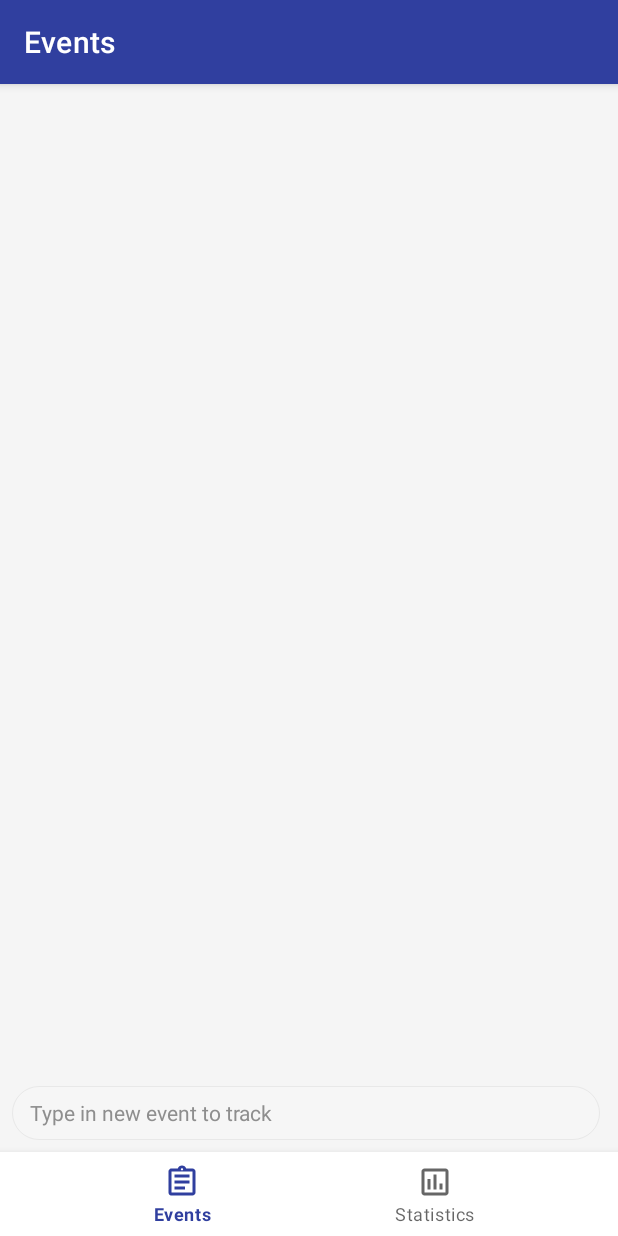
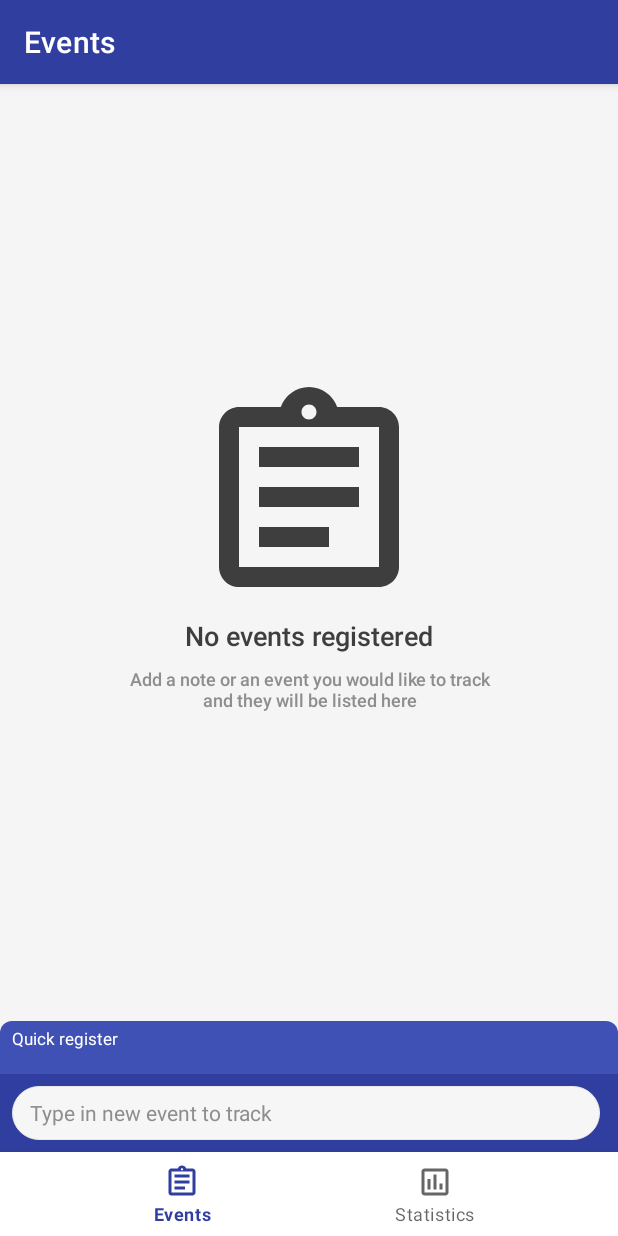
Before and after one commit to FrederikBuur/my-health-tracker-android, an Android app: the screen it shows after launch (MainActivity), on a phone screen of 412 x 824 dp. Run offline under Robolectric (Android 15) with nearby library versions, the phone set to English and light mode, and no system bars; our stand-ins replace Room's generated code, navigation-ui.

Commit message:
Added quick registration bar. missing quick register on click impl.

```diff
--- a/app/src/main/java/com/fbuur/myhealthtracker/data/RegistrationDAO.kt
+++ b/app/src/main/java/com/fbuur/myhealthtracker/data/RegistrationDAO.kt
@@ -20,6 +20,9 @@ interface RegistrationDAO {
     @Query("SELECT * FROM registration ORDER BY date DESC")
     fun readAllRegistrationsLD(): LiveData<List<Registration>>
 
+    @Query("SELECT * FROM template ORDER BY lastUsed DESC LIMIT 8")
+    fun readAllTemplatesLD(): LiveData<List<Template>>
+
     @Query("SELECT * FROM registration ORDER BY date DESC")
     suspend fun readAllRegistrations(): List<Registration>
 
--- a/app/src/main/java/com/fbuur/myhealthtracker/data/RegistrationRepository.kt
+++ b/app/src/main/java/com/fbuur/myhealthtracker/data/RegistrationRepository.kt
@@ -9,6 +9,9 @@ class RegistrationRepository(private val registrationDAO: RegistrationDAO) {
     // live data
     val readAllRegistrationsLD: LiveData<List<Registration>> =
         registrationDAO.readAllRegistrationsLD()
+
+    val readAllTemplatesLD: LiveData<List<Template>> =
+        registrationDAO.readAllTemplatesLD()
 
     // suspend read
     suspend fun readAllRegistrations() =
--- a/app/src/main/java/com/fbuur/myhealthtracker/data/RegistrationViewModel.kt
+++ b/app/src/main/java/com/fbuur/myhealthtracker/data/RegistrationViewModel.kt
@@ -15,7 +15,7 @@ class RegistrationViewModel(application: Application) : AndroidViewModel(applica
     private val repository: RegistrationRepository
 
     val readAllEventItemEntries: LiveData<List<EventItemEntry>>
-//    val readAllQuickRegisterEntries: LiveData<QuickRegisterEntry>
+    val readAllQuickRegisterEntries: LiveData<List<QuickRegisterEntry>>
 
     init {
         val registrationDao = TrackingDatabase.getTrackingDatabase(application).registrationDao()
@@ -28,6 +28,10 @@ class RegistrationViewModel(application: Application) : AndroidViewModel(applica
                 val templates = repository.readAllTemplates()
                 emit(mapToEventItemEntities(registrations, templates))
             }
+        }
+
+        readAllQuickRegisterEntries = repository.readAllTemplatesLD.map { templates ->
+            mapToQuickRegisterEntries(templates)
         }
 
     }
@@ -51,6 +55,19 @@ class RegistrationViewModel(application: Application) : AndroidViewModel(applica
         }
     }
 
+    private fun mapToQuickRegisterEntries(
+        templates: List<Template>
+    ): List<QuickRegisterEntry> {
+        return templates.map { t ->
+            QuickRegisterEntry(
+                id = t.id,
+                name = t.name,
+                color = t.color,
+                templateTypes = emptyList() // todo
+            )
+        }
+    }
+
     fun addRegistration(registration: Registration) {
         viewModelScope.launch(Dispatchers.IO) {
             repository.addRegistration(registration)
--- a/app/src/main/java/com/fbuur/myhealthtracker/pages/events/EventsListAdapter.kt
+++ b/app/src/main/java/com/fbuur/myhealthtracker/pages/events/EventsAdapter.kt
@@ -10,8 +10,7 @@ import com.fbuur.myhealthtracker.util.DiffUtilEventItems
 import com.fbuur.myhealthtracker.util.getInitials
 import com.fbuur.myhealthtracker.util.toDateString
 
-class EventsListAdapter(
-) : RecyclerView.Adapter<EventViewHolder>() {
+class EventsListAdapter: RecyclerView.Adapter<EventViewHolder>() {
 
     private var eventsList = emptyList<EventItemEntry>()
 
@@ -22,8 +21,8 @@ class EventsListAdapter(
     }
 
     override fun onBindViewHolder(holder: EventViewHolder, position: Int) {
-        val registration = eventsList[position]
-        holder.bind(registration)
+        val event = eventsList[position]
+        holder.bind(event)
     }
 
     override fun getItemCount() = eventsList.size
--- a/app/src/main/java/com/fbuur/myhealthtracker/pages/events/EventsFragment.kt
+++ b/app/src/main/java/com/fbuur/myhealthtracker/pages/events/EventsFragment.kt
@@ -1,23 +1,19 @@
 package com.fbuur.myhealthtracker.pages.events
 
-import android.content.Context.INPUT_METHOD_SERVICE
 import android.os.Bundle
 import android.view.LayoutInflater
 import android.view.View
 import android.view.ViewGroup
-import android.view.inputmethod.InputMethodManager
-import androidx.core.content.ContextCompat.getSystemService
 import androidx.core.widget.addTextChangedListener
 import androidx.fragment.app.Fragment
 import androidx.lifecycle.ViewModelProvider
-import androidx.lifecycle.map
-import androidx.lifecycle.switchMap
 import com.fbuur.myhealthtracker.R
 import com.fbuur.myhealthtracker.data.RegistrationViewModel
-import com.fbuur.myhealthtracker.data.model.Parameter
 import com.fbuur.myhealthtracker.data.model.Registration
 import com.fbuur.myhealthtracker.data.model.Template
 import com.fbuur.myhealthtracker.databinding.FragmentEventsBinding
+import com.fbuur.myhealthtracker.pages.events.quickregister.QuickRegisterAdapter
+import com.fbuur.myhealthtracker.pages.events.quickregister.QuickRegisterEntry
 import com.fbuur.myhealthtracker.util.hideKeyboard
 import java.util.*
 
@@ -30,6 +26,7 @@ class EventsFragment : Fragment(R.layout.fragment_events) {
     private val binding get() = _binding!!
 
     private var eventItemEntries = emptyList<EventItemEntry>()
+    private var quickRegisterEntries = emptyList<QuickRegisterEntry>()
 
     override fun onCreateView(
         inflater: LayoutInflater,
@@ -46,26 +43,40 @@ class EventsFragment : Fragment(R.layout.fragment_events) {
         //setup listeners
         setupInputListener()
 
-        val adapter = EventsListAdapter()
+        val eventsAdapter = EventsListAdapter()
+        val quickRegisterAdapter = QuickRegisterAdapter()
 
         // setup view models
         registrationViewModel = ViewModelProvider(this).get(RegistrationViewModel::class.java)
-        registrationViewModel.readAllEventItemEntries.observe(viewLifecycleOwner, { eventItemEntries ->
-            eventItemEntries?.let {
-                this.eventItemEntries = it
-                adapter.setData(this.eventItemEntries)
+        registrationViewModel.readAllEventItemEntries.observe(
+            viewLifecycleOwner,
+            { eventItemEntries ->
+                this.eventItemEntries = eventItemEntries
+                eventsAdapter.setData(this.eventItemEntries)
                 binding.eventsRecyclerView.scrollToPosition(0)
-            }
 
-            // if 0 set empty list og hav default med loading
+                if (this.eventItemEntries.isEmpty()) {
+                    binding.emptyListContainer.root.visibility = View.VISIBLE
+                } else {
+                    binding.emptyListContainer.root.visibility = View.GONE
+                }
 
-        })
+            })
+
+        registrationViewModel.readAllQuickRegisterEntries.observe(
+            viewLifecycleOwner,
+            { quickRegisterEntries ->
+                this.quickRegisterEntries = quickRegisterEntries
+                quickRegisterAdapter.setData(this.quickRegisterEntries)
+                binding.quickRegister.quickRegisterRecyclerView.scrollToPosition(0)
+            })
 
         // setup view
         binding.createEventView.createEventBtn.setOnClickListener { v ->
             onCreateNewEventClicked()
         }
-        binding.eventsRecyclerView.adapter = adapter
+        binding.eventsRecyclerView.adapter = eventsAdapter
+        binding.quickRegister.quickRegisterRecyclerView.adapter = quickRegisterAdapter
     }
 
     private fun onCreateNewEventClicked() {
@@ -76,7 +87,7 @@ class EventsFragment : Fragment(R.layout.fragment_events) {
             id = 0,
             name = name,
             lastUsed = Date(),
-            color = "#EE5959" // todo get random color from int array in resources
+            color = genColorForTemplate() // todo get random color from int array in resources
         )
         registrationViewModel.addTemplate(template) { temId ->
             val registration = Registration(
@@ -88,6 +99,16 @@ class EventsFragment : Fragment(R.layout.fragment_events) {
         }
         binding.createEventView.inputCreateEvent.text?.clear()
         hideKeyboard()
+    }
+
+    private fun onCreateQuickEventClicked(temId: Long) {
+        registrationViewModel.addRegistration(
+            Registration(
+                id = 0,
+                temId = temId,
+                date = Date()
+                )
+        )
     }
 
     private fun setupInputListener() {
@@ -103,6 +124,12 @@ class EventsFragment : Fragment(R.layout.fragment_events) {
         }
     }
 
+    private fun genColorForTemplate(): String {
+        val colors = resources.getStringArray(R.array.eventColors)
+        val color = colors.toList().shuffled().first()
+        return color
+    }
+
     override fun onResume() {
         super.onResume()
         hideKeyboard()
--- /dev/null
+++ b/app/src/main/java/com/fbuur/myhealthtracker/pages/events/quickregister/DiffUtilQuickRegisterItems.kt
@@ -0,0 +1,27 @@
+package com.fbuur.myhealthtracker.pages.events.quickregister
+
+import androidx.recyclerview.widget.DiffUtil
+
+class DiffUtilQuickRegisterItems(
+    private val oldList: List<QuickRegisterEntry>,
+    private val newList: List<QuickRegisterEntry>
+) : DiffUtil.Callback() {
+    override fun getOldListSize(): Int {
+        return oldList.size
+    }
+
+    override fun getNewListSize(): Int {
+        return newList.size
+    }
+
+    override fun areItemsTheSame(oldItemPosition: Int, newItemPosition: Int): Boolean {
+        return oldList[oldItemPosition].id == newList[newItemPosition].id
+    }
+
+    override fun areContentsTheSame(oldItemPosition: Int, newItemPosition: Int): Boolean {
+        return oldList[oldItemPosition].name == newList[newItemPosition].name &&
+                oldList[oldItemPosition].color == newList[newItemPosition].color &&
+                oldList[oldItemPosition].templateTypes == newList[newItemPosition].templateTypes
+    }
+
+}
--- /dev/null
+++ b/app/src/main/java/com/fbuur/myhealthtracker/pages/events/quickregister/QuickRegisterAdapter.kt
@@ -0,0 +1,46 @@
+package com.fbuur.myhealthtracker.pages.events.quickregister
+
+import android.graphics.Color
+import android.view.LayoutInflater
+import android.view.ViewGroup
+import androidx.recyclerview.widget.DiffUtil
+import androidx.recyclerview.widget.RecyclerView
+import com.fbuur.myhealthtracker.databinding.ItemQuickRegisterBinding
+
+class QuickRegisterAdapter : RecyclerView.Adapter<QuickRegisterViewHolder>() {
+
+    private var quickRegistersList = emptyList<QuickRegisterEntry>()
+
+    override fun onCreateViewHolder(parent: ViewGroup, viewType: Int): QuickRegisterViewHolder {
+        return QuickRegisterViewHolder(
+            ItemQuickRegisterBinding.inflate(LayoutInflater.from(parent.context), parent, false)
+        )
+    }
+
+    override fun onBindViewHolder(holder: QuickRegisterViewHolder, position: Int) {
+        val quickRegister = quickRegistersList[position]
+        holder.bind(quickRegister)
+    }
+
+    override fun getItemCount() = quickRegistersList.size
+
+    fun setData(newQuickRegisters: List<QuickRegisterEntry>) {
+        val diffUtil = DiffUtilQuickRegisterItems(this.quickRegistersList, newQuickRegisters)
+        val diffResults = DiffUtil.calculateDiff(diffUtil)
+        diffResults.dispatchUpdatesTo(this)
+        quickRegistersList = newQuickRegisters
+    }
+}
+
+class QuickRegisterViewHolder(
+    private val itemBinding: ItemQuickRegisterBinding
+) : RecyclerView.ViewHolder(itemBinding.root) {
+
+    fun bind(quickRegisterEntry: QuickRegisterEntry) {
+        itemBinding.apply {
+            name.text = quickRegisterEntry.name
+            container.setCardBackgroundColor(Color.parseColor(quickRegisterEntry.color))
+        }
+    }
+
+}
--- a/app/src/main/java/com/fbuur/myhealthtracker/pages/events/quickregister/QuickRegisterEntry.kt
+++ b/app/src/main/java/com/fbuur/myhealthtracker/pages/events/quickregister/QuickRegisterEntry.kt
@@ -5,5 +5,6 @@ import com.fbuur.myhealthtracker.data.model.TemplateType
 data class QuickRegisterEntry(
     val id: Long,
     val name: String,
+    val color: String,
     val templateTypes: List<TemplateType>
 )
--- /dev/null
+++ b/app/src/main/res/drawable/background_quick_register_header.xml
@@ -0,0 +1,11 @@
+<?xml version="1.0" encoding="utf-8"?>
+<shape xmlns:android="http://schemas.android.com/apk/res/android"
+    android:shape="rectangle">
+
+    <solid android:color="@color/blue_300"/>
+
+    <corners
+        android:topLeftRadius="8dp"
+        android:topRightRadius="8dp"/>
+
+</shape>
--- a/app/src/main/res/layout/fragment_events.xml
+++ b/app/src/main/res/layout/fragment_events.xml
@@ -13,18 +13,38 @@
         android:layout_height="0dp"
         android:layoutAnimation="@anim/event_item_animation"
         app:layoutManager="androidx.recyclerview.widget.LinearLayoutManager"
+        app:layout_constraintTop_toTopOf="parent"
+        app:layout_constraintBottom_toTopOf="@id/quickRegister"
+        app:layout_constraintEnd_toEndOf="parent"
+        app:layout_constraintStart_toStartOf="parent"/>
+
+    <include
+        android:id="@+id/emptyListContainer"
+        layout="@layout/view_empty_events"
+        android:layout_width="wrap_content"
+        android:layout_height="wrap_content"
+        app:layout_constraintBottom_toBottomOf="parent"
+        app:layout_constraintEnd_toEndOf="parent"
         app:layout_constraintStart_toStartOf="parent"
+        app:layout_constraintTop_toTopOf="parent"
+        app:layout_constraintVertical_bias=".4" />
+
+    <include
+        android:id="@+id/quickRegister"
+        layout="@layout/view_quick_register"
+        android:layout_width="match_parent"
+        android:layout_height="wrap_content"
+        app:layout_constraintBottom_toTopOf="@id/createEventView"
         app:layout_constraintEnd_toEndOf="parent"
-        app:layout_constraintTop_toTopOf="parent"
-        app:layout_constraintBottom_toBottomOf="parent"/>
+        app:layout_constraintStart_toStartOf="parent" />
 
     <include
         android:id="@+id/createEventView"
         layout="@layout/view_create_event"
+        android:layout_width="match_parent"
         android:layout_height="wrap_content"
-        android:layout_width="match_parent"
-        app:layout_constraintStart_toStartOf="parent"
+        app:layout_constraintBottom_toBottomOf="parent"
         app:layout_constraintEnd_toEndOf="parent"
-        app:layout_constraintBottom_toBottomOf="parent"/>
+        app:layout_constraintStart_toStartOf="parent" />
 
 </androidx.constraintlayout.widget.ConstraintLayout>
--- /dev/null
+++ b/app/src/main/res/layout/item_quick_register.xml
@@ -0,0 +1,32 @@
+<?xml version="1.0" encoding="utf-8"?>
+<FrameLayout xmlns:android="http://schemas.android.com/apk/res/android"
+    xmlns:app="http://schemas.android.com/apk/res-auto"
+    xmlns:tools="http://schemas.android.com/tools"
+    android:layout_width="wrap_content"
+    android:layout_height="wrap_content"
+    android:paddingHorizontal="4dp">
+
+    <androidx.cardview.widget.CardView
+        android:id="@+id/container"
+        android:layout_width="wrap_content"
+        android:layout_height="30dp"
+        app:cardCornerRadius="15dp"
+        app:cardElevation="0dp"
+        tools:cardBackgroundColor="#EE5959">
+
+        <TextView
+            android:id="@+id/name"
+            android:layout_width="wrap_content"
+            android:layout_height="wrap_content"
+            android:layout_gravity="center"
+            android:layout_marginHorizontal="16dp"
+            android:fontFamily="sans-serif-medium"
+            android:minWidth="24dp"
+            android:textAlignment="center"
+            android:textSize="12sp"
+            tools:text="n" />
+
+    </androidx.cardview.widget.CardView>
+
+
+</FrameLayout>
--- a/app/src/main/res/layout/view_create_event.xml
+++ b/app/src/main/res/layout/view_create_event.xml
@@ -4,8 +4,8 @@
     xmlns:tools="http://schemas.android.com/tools"
     android:layout_width="match_parent"
     android:layout_height="wrap_content"
-    android:paddingHorizontal="8dp"
-    android:paddingBottom="8dp">
+    android:background="@color/blue_500"
+    android:padding="8dp">
 
     <FrameLayout
         android:id="@+id/inputCreateEventContainer"
--- /dev/null
+++ b/app/src/main/res/layout/view_empty_events.xml
@@ -0,0 +1,38 @@
+<?xml version="1.0" encoding="utf-8"?>
+<LinearLayout xmlns:android="http://schemas.android.com/apk/res/android"
+    xmlns:app="http://schemas.android.com/apk/res-auto"
+    xmlns:tools="http://schemas.android.com/tools"
+    android:layout_width="match_parent"
+    android:layout_height="match_parent"
+    android:visibility="gone"
+    android:orientation="vertical"
+    tools:visibility="visible">
+
+    <androidx.appcompat.widget.AppCompatImageView
+        android:layout_width="160dp"
+        android:layout_height="160dp"
+        android:layout_gravity="center"
+        android:tint="@color/text_primary_onwhite"
+        app:srcCompat="@drawable/ic_event" />
+
+    <TextView
+        android:layout_width="wrap_content"
+        android:layout_height="wrap_content"
+        android:layout_gravity="center"
+        android:layout_marginBottom="8dp"
+        android:fontFamily="sans-serif-medium"
+        android:text="No events registered"
+        android:textColor="@color/text_primary_onwhite"
+        android:textSize="18sp" />
+
+    <TextView
+        android:layout_width="250dp"
+        android:layout_height="wrap_content"
+        android:layout_gravity="center"
+        android:fontFamily="sans-serif-medium"
+        android:text="Add a note or an event you would like to track and they will be listed here"
+        android:textAlignment="center"
+        android:textColor="@color/text_secondary_onwhite"
+        android:textSize="12sp" />
+
+</LinearLayout>
--- /dev/null
+++ b/app/src/main/res/layout/view_quick_register.xml
@@ -0,0 +1,37 @@
+<?xml version="1.0" encoding="utf-8"?>
+<LinearLayout
+    xmlns:android="http://schemas.android.com/apk/res/android"
+    xmlns:app="http://schemas.android.com/apk/res-auto"
+    xmlns:tools="http://schemas.android.com/tools"
+    android:orientation="vertical"
+    android:layout_width="match_parent"
+    android:layout_height="wrap_content">
+
+    <TextView
+        android:text="Quick register"
+        android:layout_width="match_parent"
+        android:layout_height="wrap_content"
+        android:paddingHorizontal="8dp"
+        android:paddingTop="4dp"
+        android:textSize="11sp"
+        android:textColor="@color/white"
+        android:background="@drawable/background_quick_register_header"/>
+
+    <androidx.recyclerview.widget.RecyclerView
+        android:id="@+id/quickRegisterRecyclerView"
+        android:layout_width="match_parent"
+        android:layout_height="wrap_content"
+        android:orientation="horizontal"
+        android:paddingHorizontal="4dp"
+        android:paddingVertical="8dp"
+        android:background="@color/blue_300"
+        android:clipChildren="false"
+        android:clipToPadding="false"
+        app:layoutManager="androidx.recyclerview.widget.LinearLayoutManager"
+        app:layout_constraintBottom_toBottomOf="parent"
+        app:layout_constraintEnd_toEndOf="parent"
+        app:layout_constraintStart_toStartOf="parent"
+        app:layout_constraintTop_toTopOf="parent"
+        tools:listitem="@layout/item_quick_register"/>
+
+</LinearLayout>
--- a/app/src/main/res/values/colors.xml
+++ b/app/src/main/res/values/colors.xml
@@ -18,4 +18,18 @@
     <color name="text_primary_onwhite">#3E3E3E</color>
     <color name="text_secondary_onwhite">#8E8E8E</color>
 
+
+    <string-array name="eventColors">
+        <item>#EE5959</item>
+        <item>#F2A340</item>
+        <item>#BEB541</item>
+        <item>#86B968</item>
+        <item>#75C833</item>
+        <item>#3BC8A6</item>
+        <item>#6D64EA</item>
+        <item>#98A0DF</item>
+        <item>#B398DF</item>
+        <item>#C33468</item>
+    </string-array>
+
 </resources>
```
